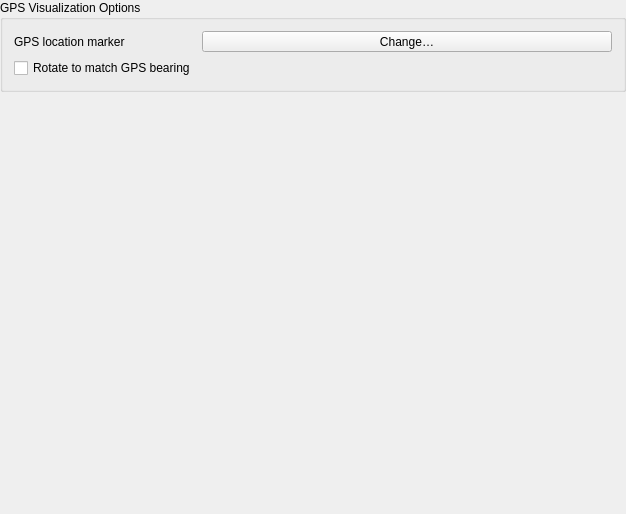
This is src/ui/qgsgpsoptionswidgetbase.ui in andreassteffens/QGIS as Qt 5 draws it before an edit. The edited form follows.
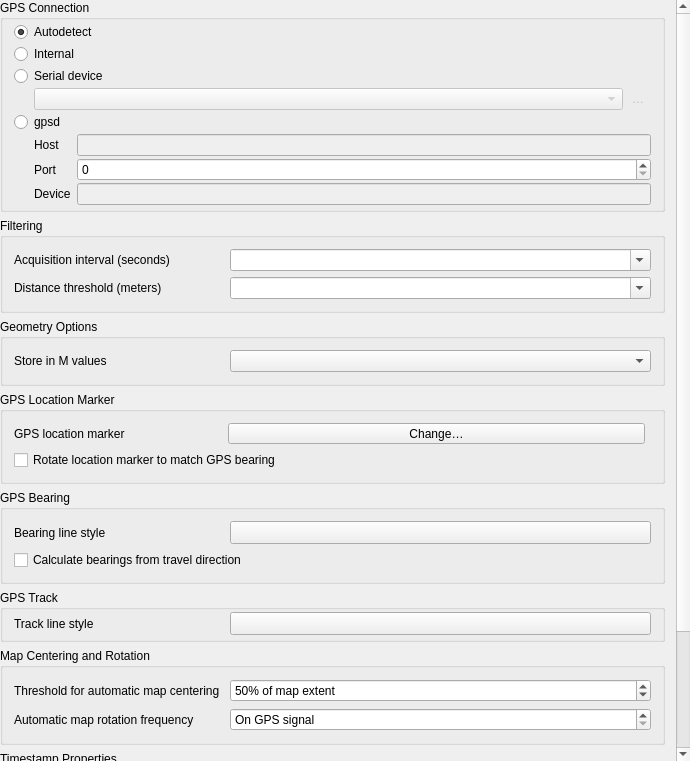
This is the edited form. Icons and pictures are not drawn. Custom widgets are drawn as their Qt base class.

Patch:
```diff
--- a/src/ui/qgsgpsoptionswidgetbase.ui
+++ b/src/ui/qgsgpsoptionswidgetbase.ui
@@ -6,8 +6,8 @@
    <rect>
     <x>0</x>
     <y>0</y>
-    <width>626</width>
-    <height>514</height>
+    <width>690</width>
+    <height>761</height>
    </rect>
   </property>
   <property name="sizePolicy">
@@ -19,7 +19,7 @@
   <property name="windowTitle">
    <string>GPS Device Editor</string>
   </property>
-  <layout class="QGridLayout" name="gridLayout">
+  <layout class="QVBoxLayout" name="verticalLayout">
    <property name="leftMargin">
     <number>0</number>
    </property>
@@ -32,59 +32,552 @@
    <property name="bottomMargin">
     <number>0</number>
    </property>
-   <item row="2" column="0">
-    <spacer name="verticalSpacer">
-     <property name="orientation">
-      <enum>Qt::Vertical</enum>
+   <item>
+    <widget class="QgsScrollArea" name="scrollArea">
+     <property name="frameShape">
+      <enum>QFrame::NoFrame</enum>
      </property>
-     <property name="sizeHint" stdset="0">
-      <size>
-       <width>20</width>
-       <height>344</height>
-      </size>
+     <property name="horizontalScrollBarPolicy">
+      <enum>Qt::ScrollBarAlwaysOff</enum>
      </property>
-    </spacer>
-   </item>
-   <item row="1" column="0">
-    <widget class="QGroupBox" name="groupBox_2">
-     <property name="title">
-      <string>GPS Visualization Options</string>
+     <property name="widgetResizable">
+      <bool>true</bool>
      </property>
-     <layout class="QGridLayout" name="gridLayout_4" columnstretch="0,1">
-      <item row="0" column="0">
-       <widget class="QLabel" name="label">
-        <property name="text">
-         <string>GPS location marker</string>
-        </property>
-       </widget>
-      </item>
-      <item row="0" column="1">
-       <widget class="QgsSymbolButton" name="mGpsMarkerSymbolButton">
-        <property name="sizePolicy">
-         <sizepolicy hsizetype="Preferred" vsizetype="Fixed">
-          <horstretch>0</horstretch>
-          <verstretch>0</verstretch>
-         </sizepolicy>
-        </property>
-        <property name="text">
-         <string>Change…</string>
-        </property>
-       </widget>
-      </item>
-      <item row="1" column="0">
-       <widget class="QCheckBox" name="mCheckRotateLocationMarker">
-        <property name="text">
-         <string>Rotate to match GPS bearing</string>
-        </property>
-       </widget>
-      </item>
-     </layout>
+     <widget class="QWidget" name="scrollAreaWidgetContents">
+      <property name="geometry">
+       <rect>
+        <x>0</x>
+        <y>-157</y>
+        <width>676</width>
+        <height>931</height>
+       </rect>
+      </property>
+      <layout class="QVBoxLayout" name="verticalLayout_2">
+       <property name="leftMargin">
+        <number>0</number>
+       </property>
+       <property name="topMargin">
+        <number>0</number>
+       </property>
+       <property name="bottomMargin">
+        <number>0</number>
+       </property>
+       <item>
+        <widget class="QgsCollapsibleGroupBox" name="mDeviceGroupBox">
+         <property name="title">
+          <string>GPS Connection</string>
+         </property>
+         <layout class="QGridLayout" name="gridLayout_2">
+          <property name="topMargin">
+           <number>2</number>
+          </property>
+          <property name="bottomMargin">
+           <number>4</number>
+          </property>
+          <property name="spacing">
+           <number>2</number>
+          </property>
+          <item row="1" column="0">
+           <widget class="QRadioButton" name="mRadInternal">
+            <property name="text">
+             <string>Internal</string>
+            </property>
+           </widget>
+          </item>
+          <item row="3" column="0">
+           <layout class="QHBoxLayout" name="horizontalLayout_3">
+            <property name="spacing">
+             <number>2</number>
+            </property>
+            <property name="leftMargin">
+             <number>20</number>
+            </property>
+            <item>
+             <widget class="QComboBox" name="mCboDevices">
+              <property name="enabled">
+               <bool>false</bool>
+              </property>
+             </widget>
+            </item>
+            <item>
+             <widget class="QToolButton" name="mBtnRefreshDevices">
+              <property name="enabled">
+               <bool>false</bool>
+              </property>
+              <property name="sizePolicy">
+               <sizepolicy hsizetype="Fixed" vsizetype="Preferred">
+                <horstretch>0</horstretch>
+                <verstretch>0</verstretch>
+               </sizepolicy>
+              </property>
+              <property name="toolTip">
+               <string>Refresh serial device list</string>
+              </property>
+              <property name="text">
+               <string>…</string>
+              </property>
+              <property name="icon">
+               <iconset resource="../../images/images.qrc">
+                <normaloff>:/images/themes/default/mActionRefresh.svg</normaloff>:/images/themes/default/mActionRefresh.svg</iconset>
+              </property>
+              <property name="autoRaise">
+               <bool>true</bool>
+              </property>
+             </widget>
+            </item>
+           </layout>
+          </item>
+          <item row="0" column="0">
+           <widget class="QRadioButton" name="mRadAutodetect">
+            <property name="text">
+             <string>Autodetect</string>
+            </property>
+            <property name="checked">
+             <bool>true</bool>
+            </property>
+           </widget>
+          </item>
+          <item row="5" column="0">
+           <layout class="QGridLayout" name="gridLayout_12">
+            <property name="leftMargin">
+             <number>20</number>
+            </property>
+            <property name="verticalSpacing">
+             <number>2</number>
+            </property>
+            <item row="1" column="0">
+             <widget class="QLabel" name="label_4">
+              <property name="text">
+               <string>Port</string>
+              </property>
+             </widget>
+            </item>
+            <item row="0" column="0">
+             <widget class="QLabel" name="label_3">
+              <property name="text">
+               <string>Host</string>
+              </property>
+              <property name="buddy">
+               <cstring>mGpsdHost</cstring>
+              </property>
+             </widget>
+            </item>
+            <item row="2" column="0">
+             <widget class="QLabel" name="label_5">
+              <property name="text">
+               <string>Device</string>
+              </property>
+              <property name="buddy">
+               <cstring>mGpsdDevice</cstring>
+              </property>
+             </widget>
+            </item>
+            <item row="2" column="1">
+             <widget class="QLineEdit" name="mGpsdDevice">
+              <property name="enabled">
+               <bool>false</bool>
+              </property>
+              <property name="sizePolicy">
+               <sizepolicy hsizetype="Expanding" vsizetype="Fixed">
+                <horstretch>0</horstretch>
+                <verstretch>0</verstretch>
+               </sizepolicy>
+              </property>
+             </widget>
+            </item>
+            <item row="0" column="1">
+             <widget class="QLineEdit" name="mGpsdHost">
+              <property name="enabled">
+               <bool>false</bool>
+              </property>
+              <property name="sizePolicy">
+               <sizepolicy hsizetype="Expanding" vsizetype="Fixed">
+                <horstretch>0</horstretch>
+                <verstretch>0</verstretch>
+               </sizepolicy>
+              </property>
+             </widget>
+            </item>
+            <item row="1" column="1">
+             <widget class="QgsSpinBox" name="mSpinGpsdPort">
+              <property name="maximum">
+               <number>65535</number>
+              </property>
+             </widget>
+            </item>
+           </layout>
+          </item>
+          <item row="4" column="0">
+           <widget class="QRadioButton" name="mRadGpsd">
+            <property name="text">
+             <string>gpsd</string>
+            </property>
+           </widget>
+          </item>
+          <item row="2" column="0">
+           <widget class="QRadioButton" name="mRadSerialDevice">
+            <property name="text">
+             <string>Serial device</string>
+            </property>
+           </widget>
+          </item>
+         </layout>
+        </widget>
+       </item>
+       <item>
+        <widget class="QgsCollapsibleGroupBox" name="groupBox_4">
+         <property name="title">
+          <string>Filtering</string>
+         </property>
+         <layout class="QGridLayout" name="gridLayout_14" columnstretch="1,2">
+          <item row="1" column="1">
+           <widget class="QComboBox" name="mCboDistanceThreshold">
+            <property name="editable">
+             <bool>true</bool>
+            </property>
+           </widget>
+          </item>
+          <item row="1" column="0">
+           <widget class="QLabel" name="label_9">
+            <property name="text">
+             <string>Distance threshold (meters)</string>
+            </property>
+           </widget>
+          </item>
+          <item row="0" column="0">
+           <widget class="QLabel" name="label_8">
+            <property name="text">
+             <string>Acquisition interval (seconds)</string>
+            </property>
+           </widget>
+          </item>
+          <item row="0" column="1">
+           <widget class="QComboBox" name="mCboAcquisitionInterval">
+            <property name="editable">
+             <bool>true</bool>
+            </property>
+           </widget>
+          </item>
+         </layout>
+        </widget>
+       </item>
+       <item>
+        <widget class="QgsCollapsibleGroupBox" name="groupBox_5">
+         <property name="title">
+          <string>Geometry Options</string>
+         </property>
+         <layout class="QGridLayout" name="gridLayout_5" columnstretch="1,2">
+          <item row="0" column="1">
+           <widget class="QComboBox" name="mComboMValueAttribute"/>
+          </item>
+          <item row="0" column="0">
+           <widget class="QLabel" name="label_6">
+            <property name="text">
+             <string>Store in M values</string>
+            </property>
+           </widget>
+          </item>
+         </layout>
+        </widget>
+       </item>
+       <item>
+        <widget class="QgsCollapsibleGroupBox" name="groupBox_2">
+         <property name="title">
+          <string>GPS Location Marker</string>
+         </property>
+         <layout class="QGridLayout" name="gridLayout_4" columnstretch="1,2,0">
+          <item row="0" column="0">
+           <widget class="QLabel" name="label">
+            <property name="text">
+             <string>GPS location marker</string>
+            </property>
+           </widget>
+          </item>
+          <item row="0" column="1">
+           <widget class="QgsSymbolButton" name="mGpsMarkerSymbolButton">
+            <property name="sizePolicy">
+             <sizepolicy hsizetype="Preferred" vsizetype="Fixed">
+              <horstretch>0</horstretch>
+              <verstretch>0</verstretch>
+             </sizepolicy>
+            </property>
+            <property name="text">
+             <string>Change…</string>
+            </property>
+           </widget>
+          </item>
+          <item row="1" column="0" colspan="3">
+           <widget class="QCheckBox" name="mCheckRotateLocationMarker">
+            <property name="text">
+             <string>Rotate location marker to match GPS bearing</string>
+            </property>
+           </widget>
+          </item>
+         </layout>
+        </widget>
+       </item>
+       <item>
+        <widget class="QgsCollapsibleGroupBox" name="groupBox">
+         <property name="title">
+          <string>GPS Bearing</string>
+         </property>
+         <layout class="QGridLayout" name="gridLayout_3" columnstretch="1,2">
+          <item row="0" column="0">
+           <widget class="QLabel" name="label_11">
+            <property name="text">
+             <string>Bearing line style</string>
+            </property>
+           </widget>
+          </item>
+          <item row="0" column="1">
+           <widget class="QgsSymbolButton" name="mBearingLineStyleButton">
+            <property name="sizePolicy">
+             <sizepolicy hsizetype="Preferred" vsizetype="Fixed">
+              <horstretch>0</horstretch>
+              <verstretch>0</verstretch>
+             </sizepolicy>
+            </property>
+            <property name="text">
+             <string/>
+            </property>
+           </widget>
+          </item>
+          <item row="1" column="0" colspan="2">
+           <widget class="QCheckBox" name="mTravelBearingCheckBox">
+            <property name="toolTip">
+             <string>If checked, the bearing reported by the GPS device will be ignored and the bearing will instead be calculated by the angle between the previous two GPS locations</string>
+            </property>
+            <property name="text">
+             <string>Calculate bearings from travel direction</string>
+            </property>
+           </widget>
+          </item>
+         </layout>
+        </widget>
+       </item>
+       <item>
+        <widget class="QgsCollapsibleGroupBox" name="groupBox_3">
+         <property name="title">
+          <string>GPS Track</string>
+         </property>
+         <layout class="QGridLayout" name="gridLayout_16" columnstretch="1,2">
+          <property name="topMargin">
+           <number>2</number>
+          </property>
+          <property name="bottomMargin">
+           <number>4</number>
+          </property>
+          <item row="0" column="0">
+           <widget class="QLabel" name="label_13">
+            <property name="text">
+             <string>Track line style</string>
+            </property>
+           </widget>
+          </item>
+          <item row="0" column="1">
+           <widget class="QgsSymbolButton" name="mTrackLineStyleButton">
+            <property name="sizePolicy">
+             <sizepolicy hsizetype="Preferred" vsizetype="Fixed">
+              <horstretch>0</horstretch>
+              <verstretch>0</verstretch>
+             </sizepolicy>
+            </property>
+            <property name="text">
+             <string/>
+            </property>
+           </widget>
+          </item>
+         </layout>
+        </widget>
+       </item>
+       <item>
+        <widget class="QgsCollapsibleGroupBoxBasic" name="groupBox_6">
+         <property name="title">
+          <string>Map Centering and Rotation</string>
+         </property>
+         <layout class="QGridLayout" name="gridLayout" columnstretch="1,2">
+          <item row="0" column="0">
+           <widget class="QLabel" name="label_2">
+            <property name="text">
+             <string>Threshold for automatic map centering</string>
+            </property>
+           </widget>
+          </item>
+          <item row="0" column="1">
+           <widget class="QgsSpinBox" name="mSpinMapExtentMultiplier">
+            <property name="enabled">
+             <bool>true</bool>
+            </property>
+            <property name="sizePolicy">
+             <sizepolicy hsizetype="Preferred" vsizetype="Fixed">
+              <horstretch>0</horstretch>
+              <verstretch>0</verstretch>
+             </sizepolicy>
+            </property>
+            <property name="suffix">
+             <string>% of map extent</string>
+            </property>
+            <property name="minimum">
+             <number>5</number>
+            </property>
+            <property name="maximum">
+             <number>100</number>
+            </property>
+            <property name="singleStep">
+             <number>1</number>
+            </property>
+            <property name="value">
+             <number>50</number>
+            </property>
+           </widget>
+          </item>
+          <item row="1" column="0">
+           <widget class="QLabel" name="label_12">
+            <property name="text">
+             <string>Automatic map rotation frequency</string>
+            </property>
+           </widget>
+          </item>
+          <item row="1" column="1">
+           <widget class="QgsSpinBox" name="mSpinMapRotateInterval">
+            <property name="enabled">
+             <bool>true</bool>
+            </property>
+            <property name="sizePolicy">
+             <sizepolicy hsizetype="Preferred" vsizetype="Fixed">
+              <horstretch>0</horstretch>
+              <verstretch>0</verstretch>
+             </sizepolicy>
+            </property>
+            <property name="specialValueText">
+             <string>On GPS signal</string>
+            </property>
+            <property name="suffix">
+             <string> s</string>
+            </property>
+            <property name="minimum">
+             <number>0</number>
+            </property>
+            <property name="maximum">
+             <number>1000</number>
+            </property>
+            <property name="singleStep">
+             <number>1</number>
+            </property>
+            <property name="value">
+             <number>0</number>
+            </property>
+           </widget>
+          </item>
+         </layout>
+        </widget>
+       </item>
+       <item>
+        <widget class="QGroupBox" name="mGboxTimestamp">
+         <property name="title">
+          <string>Timestamp Properties</string>
+         </property>
+         <layout class="QFormLayout" name="formLayout">
+          <item row="1" column="0">
+           <widget class="QLabel" name="mLblTimestampFormat">
+            <property name="text">
+             <string>Format</string>
+            </property>
+           </widget>
+          </item>
+          <item row="1" column="1">
+           <widget class="QComboBox" name="mCboTimestampFormat"/>
+          </item>
+          <item row="2" column="0">
+           <widget class="QLabel" name="mLblTimeZone">
+            <property name="text">
+             <string>Timezone</string>
+            </property>
+           </widget>
+          </item>
+          <item row="2" column="1">
+           <widget class="QComboBox" name="mCboTimeZones"/>
+          </item>
+          <item row="4" column="0">
+           <widget class="QCheckBox" name="mCbxLeapSeconds">
+            <property name="toolTip">
+             <string>Apply leap seconds correction by adding the seconds to GPS timestamp</string>
+            </property>
+            <property name="text">
+             <string>Leap seconds</string>
+            </property>
+           </widget>
+          </item>
+          <item row="4" column="1">
+           <widget class="QgsSpinBox" name="mLeapSeconds"/>
+          </item>
+          <item row="3" column="0">
+           <widget class="QLabel" name="mLblOffsetFromUtc">
+            <property name="text">
+             <string>Offset from UTC</string>
+            </property>
+           </widget>
+          </item>
+          <item row="3" column="1">
+           <widget class="QgsSpinBox" name="mOffsetFromUtc">
+            <property name="suffix">
+             <string> seconds</string>
+            </property>
+            <property name="minimum">
+             <number>-86400</number>
+            </property>
+            <property name="maximum">
+             <number>86400</number>
+            </property>
+           </widget>
+          </item>
+         </layout>
+        </widget>
+       </item>
+       <item>
+        <spacer name="verticalSpacer">
+         <property name="orientation">
+          <enum>Qt::Vertical</enum>
+         </property>
+         <property name="sizeHint" stdset="0">
+          <size>
+           <width>20</width>
+           <height>40</height>
+          </size>
+         </property>
+        </spacer>
+       </item>
+      </layout>
+     </widget>
     </widget>
    </item>
   </layout>
  </widget>
  <layoutdefault spacing="6" margin="11"/>
  <customwidgets>
+  <customwidget>
+   <class>QgsScrollArea</class>
+   <extends>QScrollArea</extends>
+   <header>qgsscrollarea.h</header>
+   <container>1</container>
+  </customwidget>
+  <customwidget>
+   <class>QgsCollapsibleGroupBoxBasic</class>
+   <extends>QGroupBox</extends>
+   <header location="global">qgscollapsiblegroupbox.h</header>
+   <container>1</container>
+  </customwidget>
+  <customwidget>
+   <class>QgsCollapsibleGroupBox</class>
+   <extends>QGroupBox</extends>
+   <header>qgscollapsiblegroupbox.h</header>
+   <container>1</container>
+  </customwidget>
+  <customwidget>
+   <class>QgsSpinBox</class>
+   <extends>QSpinBox</extends>
+   <header>qgsspinbox.h</header>
+  </customwidget>
   <customwidget>
    <class>QgsSymbolButton</class>
    <extends>QToolButton</extends>
```
Left out of the diff: 32 changed lines with no effect on the pictures.
